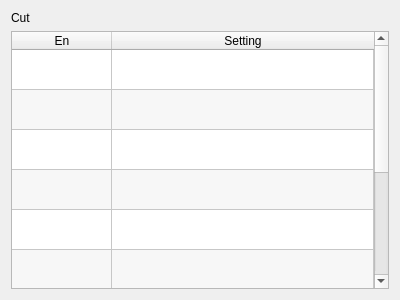
Before: the Qt Designer form hcinstruction/iccutpage.ui in dongdong-2009/3-5AxisRobot, drawn with Qt 5.
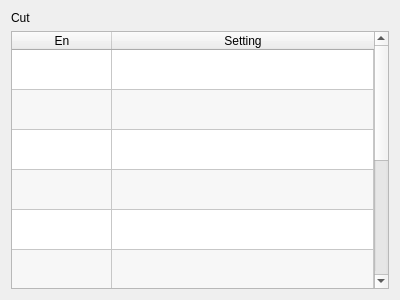
After: the same form once the commit is applied. Icons and pictures are not drawn. Custom widgets are drawn as their Qt base class.

What changed in the file:
```diff
--- a/hcinstruction/iccutpage.ui
+++ b/hcinstruction/iccutpage.ui
@@ -150,6 +150,11 @@
        <string>Fixture5</string>
       </property>
      </row>
+     <row>
+      <property name="text">
+       <string>Fixtrue6</string>
+      </property>
+     </row>
      <column>
       <property name="text">
        <string>En</string>
@@ -251,16 +256,30 @@
       </property>
      </item>
      <item row="6" column="0">
+      <property name="text">
+       <string/>
+      </property>
       <property name="checkState">
        <enum>Unchecked</enum>
       </property>
      </item>
      <item row="7" column="0">
+      <property name="text">
+       <string/>
+      </property>
       <property name="checkState">
        <enum>Unchecked</enum>
       </property>
      </item>
      <item row="8" column="0">
+      <property name="text">
+       <string/>
+      </property>
+      <property name="checkState">
+       <enum>Unchecked</enum>
+      </property>
+     </item>
+     <item row="9" column="0">
       <property name="checkState">
        <enum>Unchecked</enum>
       </property>
```
